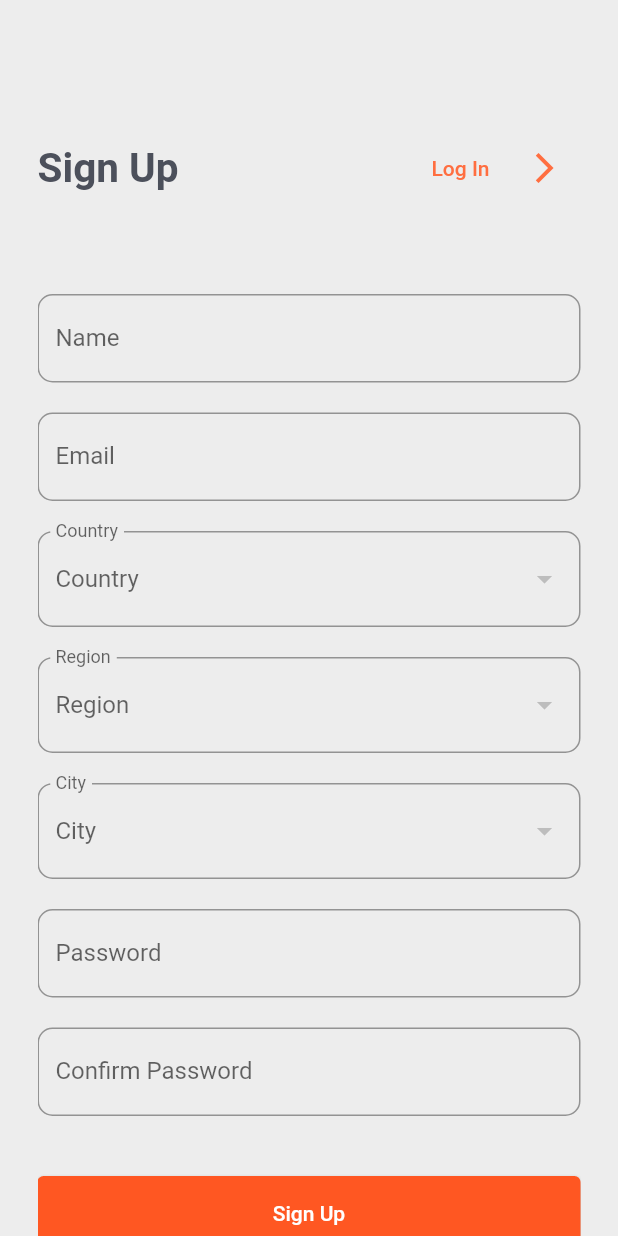
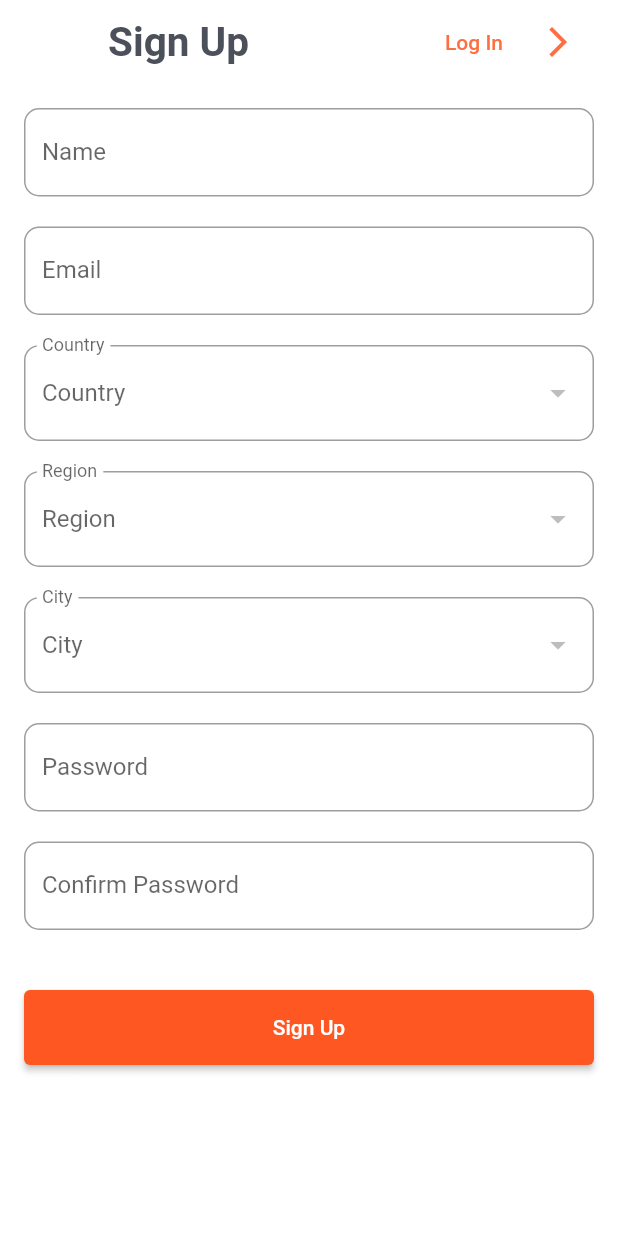
Before and after one commit to karanganwatuyisenge/Habita_tracker, a Flutter app: the screen it shows after launch, after a tap on "Sign Up", on a phone screen of 412 x 824 dp. Run offline on Flutter 3.47's test engine with Material 2 defaults, Android fonts, the phone set to English and light mode, and no system bars; our stand-ins replace cloud_firestore, dio, easy_localization, firebase_auth, firebase_core, flutter_local_notifications and 4 more; missing offline and left inert: android_alarm_manager_plus; accounts and stored records are empty; network calls fail.

Commit message:
show password

```diff
--- a/lib/authentication/login.dart
+++ b/lib/authentication/login.dart
@@ -17,6 +17,7 @@ class MyLogin extends StatefulWidget {
 class _MyLoginState extends State<MyLogin> {
   final FirebaseAuth _auth=FirebaseAuth.instance;
   TextEditingController _emailController =TextEditingController();
+  bool _showPassword = false;
   TextEditingController _passwordController=TextEditingController();
   String _errorMessage='';
   String _userName = '';
@@ -135,15 +136,25 @@ class _MyLoginState extends State<MyLogin> {
                     SizedBox(
                       height: 30,
                     ),
-                    TextField(
+                    TextFormField(
                 controller: _passwordController,
-                      obscureText: true,
+                obscureText: !_showPassword,
                 decoration: InputDecoration(
                   fillColor: Colors.white,
                   filled: true,
                   hintText: 'Password'.tr(),
                   border: OutlineInputBorder(
                     borderRadius: BorderRadius.circular(10),
+                  ),
+                  suffixIcon: IconButton(
+                    icon: Icon(
+                      _showPassword ? Icons.visibility : Icons.visibility_off,
+                    ),
+                    onPressed: () {
+                      setState(() {
+                        _showPassword = !_showPassword;
+                      });
+                    },
                   ),
                 ),
               ),
--- a/lib/authentication/signup.dart
+++ b/lib/authentication/signup.dart
@@ -112,7 +112,11 @@ class _MySignupState extends State<SignUp> {
     });
     return cities;
   }
+
   Future<bool> _Register() async {
+    setState(() {
+      _isLoadingSignUp = true;
+    });
     try {
       await FirebaseAuth.instance.createUserWithEmailAndPassword(
         email: _emailController.text,
@@ -130,7 +134,7 @@ class _MySignupState extends State<SignUp> {
       ScaffoldMessenger.of(context).showSnackBar(const SnackBar(content: Text('Saved successfully')));
       Navigator.pushReplacement(
         context,
-        MaterialPageRoute(builder: (context) => MyLogin()),
+        MaterialPageRoute(builder: (context) => const MyLogin()),
       );
     }
     on FirebaseAuthException catch (e) {
@@ -140,36 +144,32 @@ class _MySignupState extends State<SignUp> {
         ScaffoldMessenger.of(context).showSnackBar(const SnackBar(content: Text('The password provided is too weak')));
       }
       else if (e.code == 'email-already-in-use') {
-        print('The account already exists for that email.');
+       // print('The account already exists for that email.');
         ScaffoldMessenger.of(context).showSnackBar(const SnackBar(content: Text('The account already exists for that email')));
       } else {
         print(e.message);
       }
     }
     catch (e) {
-      print(e);
+      ScaffoldMessenger.of(context).showSnackBar(const SnackBar(content: Text('Please Fill All Fields')));
+    }
+    finally {
+      setState(() {
+        _isLoadingSignUp = false;
+      });
     }
     return true;
   }
-
 
   @override
   Widget build(BuildContext context) {
     //print("length ${_country.length}");
     return Scaffold(
-        backgroundColor: const Color(0xFFEDEDED),
-        body: Form(
-          key: _formKey,
-          child: Padding(
-            padding: const EdgeInsets.only(
-              top: 88.0,
-              left: 25.0,
-              right: 25.0,
-            ),
-            child: ClipRect(
-              child: ListView(
-                children: [
-                  Row(
+        backgroundColor: Colors.white,
+        appBar: AppBar(
+          backgroundColor: Colors.white,
+          elevation: 0,
+          title:Row(
             mainAxisAlignment: MainAxisAlignment.spaceBetween,
             children: [
               Text(
@@ -208,9 +208,14 @@ class _MySignupState extends State<SignUp> {
               )
             ],
           ),
-                  const SizedBox(
-                    height: 60,
         ),
+        body:Padding(
+          padding: const EdgeInsets.all(16.0),
+          child: SingleChildScrollView(
+            child: Form(
+              key: _formKey,
+              child: Column(
+                children: [
                   TextFormField(
                       key: const Key('nameField'),
                       controller: _nameController,
@@ -380,7 +385,7 @@ class _MySignupState extends State<SignUp> {
                     height: 20,
                   ),
                   TextFormField(
-                    key: confirmField,
+                    key: const Key('confirmField'),
                     controller: _confirmPasswordController,
                     obscureText: true,
                     decoration: InputDecoration(
@@ -389,7 +394,7 @@ class _MySignupState extends State<SignUp> {
                           borderRadius: BorderRadius.circular(10),
                         )),
                     validator: (value) {
-                      if (value?.isEmpty ?? true) {
+                      if (value == "") {
                         return 'PleaseEnterYourConfirmPassword'.tr();
                       }
                       if (value != _passwordController.text) {
@@ -407,37 +412,14 @@ class _MySignupState extends State<SignUp> {
                     style: ElevatedButton.styleFrom(
                       minimumSize: const Size.fromHeight(50), // NEW
                     ),
-                    onPressed: () {
-                      if (_formKey.currentState!.validate()) {
-                        setState(() {
-                          _isLoadingSignUp = true;
-                        });
-                        _Register().then((success) {
-                          setState(() {
-                            _isLoadingSignUp = false;
-                          });
-                          if (success) {
-
-                          } else {
-
-                          }
-                        });
+                    onPressed: () async {
+                      if(_formKey.currentState!.validate()){
+                        _Register();
                       }
                     },
                     child: Text('SignUp'.tr()),
                   ),
 
-                  // ElevatedButton(
-                  //   style: ElevatedButton.styleFrom(
-                  //     minimumSize: const Size.fromHeight(50), // NEW
-                  //   ),
-                  //   onPressed: () {
-                  //     if (_formKey.currentState!.validate()) {
-                  //       _Register();
-                  //     }
-                  //   },
-                  //   child: Text('SignUp'.tr()),
-                  // ),
                   const SizedBox(
                     height: 20,
                   ),
@@ -446,6 +428,7 @@ class _MySignupState extends State<SignUp> {
               ),
             ),
           ),
-        ));
+        ),
+    );
   }
 }
--- a/lib/screen/Goal/completedGoals.dart
+++ b/lib/screen/Goal/completedGoals.dart
@@ -59,7 +59,7 @@ class _CompletedGoalsState extends State<CompletedGoals> {
                               ListTile(
                                 title: Row(
                                   children: [
-                                    Text('Goal Name:',style: TextStyle(color:themeProvider.isDarkMode?Colors.white: Color(0xFF2F2F2F),fontSize: 20),),
+                                    Text('Goal Name:',style: TextStyle(color:themeProvider.isDarkMode?Colors.white: Color(0xFF2F2F2F),fontSize: 16),),
                                     Text(goal['goalName'],
                                       style: TextStyle(color:themeProvider.isDarkMode?Colors.white: Colors.green,fontSize: 20),
                                     ),
@@ -67,7 +67,7 @@ class _CompletedGoalsState extends State<CompletedGoals> {
                                 ),
                                 subtitle:Row(
                                   children: [
-                                    Text('End Date:',style: TextStyle(color:themeProvider.isDarkMode?Colors.white: Color(0xFF2F2F2F),fontSize: 20),),
+                                    Text('End Date:',style: TextStyle(color:themeProvider.isDarkMode?Colors.white: Color(0xFF2F2F2F),fontSize: 16),),
                                     Text(goal['endDate'],
                                       style: TextStyle(color:themeProvider.isDarkMode?Colors.white: Colors.green,fontSize: 20),
                                     ),
--- a/lib/screen/Goal/goalScreens.dart
+++ b/lib/screen/Goal/goalScreens.dart
@@ -77,7 +77,7 @@ class _GoalScreens extends State<GoalScreens>{
                                     ListTile(
                                       title: Row(
                                         children: [
-                                          Text('Goal Name:',style: TextStyle(color:themeProvider.isDarkMode?Colors.white: Color(0xFF2F2F2F),fontSize: 20),),
+                                          Text('Goal Name:',style: TextStyle(color:themeProvider.isDarkMode?Colors.white: Color(0xFF2F2F2F),fontSize: 16),),
                                           Text(goal['goalName'],
                                             style: TextStyle(color:themeProvider.isDarkMode?Colors.white: Colors.green,fontSize: 20),
                                           ),
@@ -85,7 +85,7 @@ class _GoalScreens extends State<GoalScreens>{
                                       ),
                                       subtitle:Row(
                                         children: [
-                                          Text('End Date:',style: TextStyle(color:themeProvider.isDarkMode?Colors.white: Color(0xFF2F2F2F),fontSize: 20),),
+                                          Text('End Date:',style: TextStyle(color:themeProvider.isDarkMode?Colors.white: Color(0xFF2F2F2F),fontSize: 16),),
                                           Text(goal['endDate'],
                                 style: TextStyle(color:themeProvider.isDarkMode?Colors.white: Colors.green,fontSize: 20),
                               ),
--- a/lib/screen/Goal/inCompleteGoals.dart
+++ b/lib/screen/Goal/inCompleteGoals.dart
@@ -58,7 +58,7 @@ class _IncompleteGoalsState extends State<IncompleteGoals> {
                               ListTile(
                                   title: Row(
                                     children: [
-                                      Text('Goal Name:',style: TextStyle(color:themeProvider.isDarkMode?Colors.white: Color(0xFF2F2F2F),fontSize: 20),),
+                                      Text('Goal Name:',style: TextStyle(color:themeProvider.isDarkMode?Colors.white: Color(0xFF2F2F2F),fontSize: 16),),
                                       Text(goal['goalName'],
                                         style: TextStyle(color:themeProvider.isDarkMode?Colors.white: Colors.green,fontSize: 20),
                                       ),
@@ -66,7 +66,7 @@ class _IncompleteGoalsState extends State<IncompleteGoals> {
                                   ),
                                   subtitle:Row(
                                     children: [
-                                      Text('End Date:',style: TextStyle(color:themeProvider.isDarkMode?Colors.white: Color(0xFF2F2F2F),fontSize: 20),),
+                                      Text('End Date:',style: TextStyle(color:themeProvider.isDarkMode?Colors.white: Color(0xFF2F2F2F),fontSize: 16),),
                                       Text(goal['endDate'],
                                         style: TextStyle(color:themeProvider.isDarkMode?Colors.white: Colors.green,fontSize: 20),
                                       ),
```
Also changed, not shown: lib/mocker/fetchCountries.dart (added, +12 -0 lines), 5 other files. Lines whose indentation alone changed are shown as unchanged.
